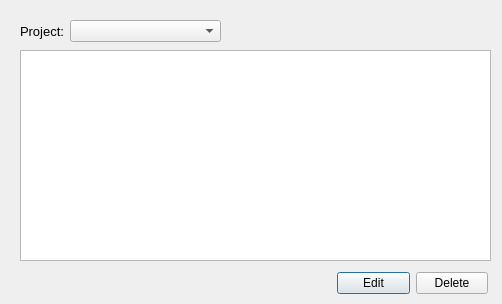
This is gui/ui_files/select_log_window.ui in xMattC/Project-time-tracker as Qt 5 draws it before an edit. The edited form follows.
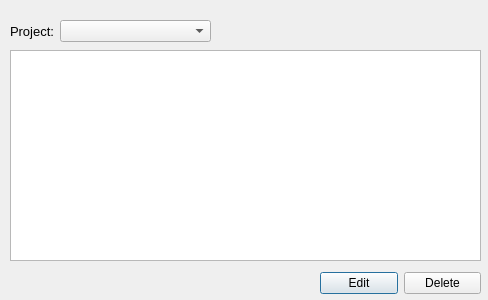
This is the edited form.

What changed in the file:
```diff
--- a/gui/ui_files/select_log_window.ui
+++ b/gui/ui_files/select_log_window.ui
@@ -6,8 +6,8 @@
    <rect>
     <x>0</x>
     <y>0</y>
-    <width>502</width>
-    <height>304</height>
+    <width>488</width>
+    <height>300</height>
    </rect>
   </property>
   <property name="windowTitle">
@@ -16,7 +16,7 @@
   <widget class="QTableWidget" name="tableWidget_log_edit">
    <property name="geometry">
     <rect>
-     <x>20</x>
+     <x>10</x>
      <y>50</y>
      <width>471</width>
      <height>211</height>
@@ -26,7 +26,7 @@
   <widget class="QComboBox" name="comboBox_db_projects_logs">
    <property name="geometry">
     <rect>
-     <x>70</x>
+     <x>60</x>
      <y>20</y>
      <width>151</width>
      <height>22</height>
@@ -36,7 +36,7 @@
   <widget class="QLabel" name="label_2">
    <property name="geometry">
     <rect>
-     <x>20</x>
+     <x>10</x>
      <y>20</y>
      <width>43</width>
      <height>22</height>
@@ -55,9 +55,9 @@
   <widget class="QWidget" name="">
    <property name="geometry">
     <rect>
-     <x>337</x>
+     <x>320</x>
      <y>270</y>
-     <width>151</width>
+     <width>161</width>
      <height>26</height>
     </rect>
    </property>
```
Left out of the diff: 6 changed lines with no effect on the pictures.
